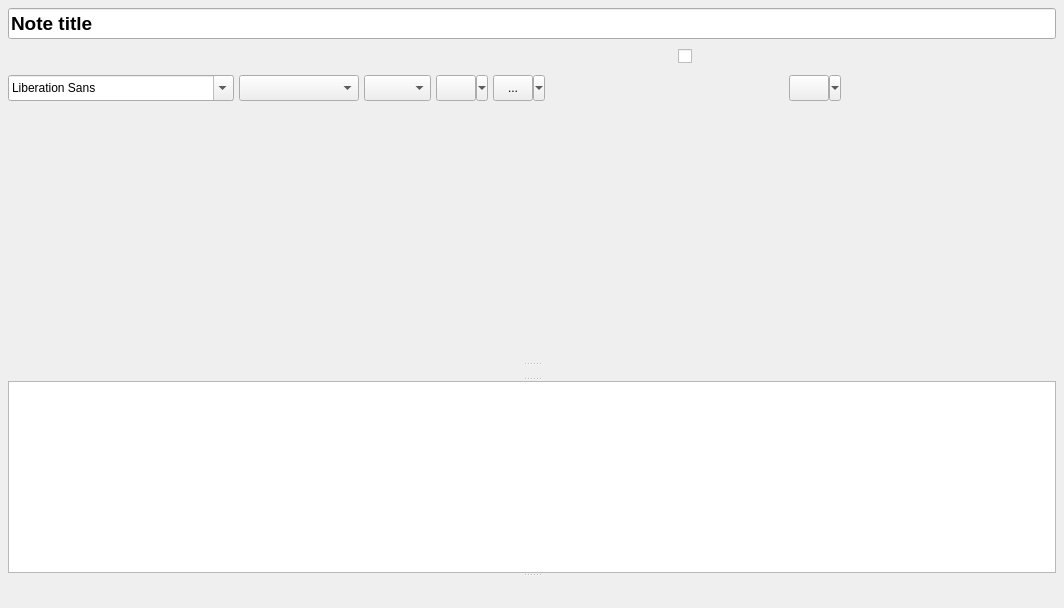
Qt form lib/widget/NoteEditorWidget.ui (d1vanov/quentier) before a commit.
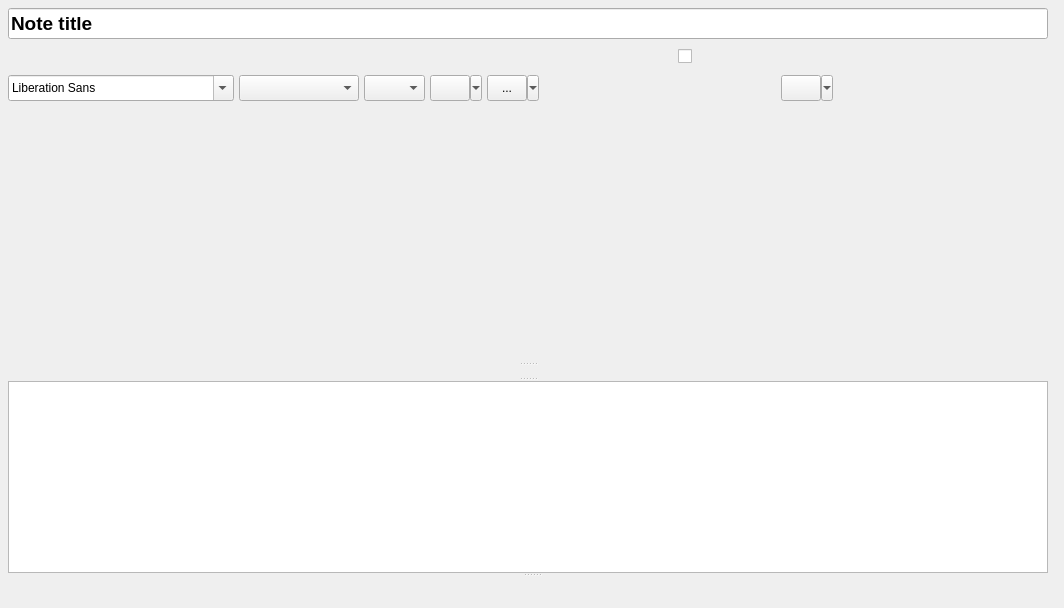
The same form after that commit. Icons and pictures are not drawn. Custom widgets are drawn as their Qt base class.

Commit message: Remove side borders, instead simply add some padding with stylesheets or otherwise

```diff
--- a/lib/widget/NoteEditorWidget.ui
+++ b/lib/widget/NoteEditorWidget.ui
@@ -52,7 +52,7 @@
            <number>0</number>
           </property>
           <property name="rightMargin">
-           <number>2</number>
+           <number>10</number>
           </property>
           <property name="bottomMargin">
            <number>0</number>
@@ -657,7 +657,7 @@
             <item>
              <widget class="QComboBox" name="fontSizeComboBox">
               <property name="sizePolicy">
-               <sizepolicy hsizetype="Fixed" vsizetype="Fixed">
+               <sizepolicy hsizetype="Preferred" vsizetype="Fixed">
                 <horstretch>0</horstretch>
                 <verstretch>0</verstretch>
                </sizepolicy>
@@ -677,6 +677,11 @@
               <property name="toolTip">
                <string>Choose font size</string>
               </property>
+              <property name="styleSheet">
+               <string notr="true">QComboBox {
+padding-left: 5px;
+}</string>
+              </property>
               <property name="editable">
                <bool>false</bool>
               </property>
@@ -1087,7 +1092,7 @@
            <number>0</number>
           </property>
           <property name="rightMargin">
-           <number>2</number>
+           <number>10</number>
           </property>
           <property name="bottomMargin">
            <number>0</number>
```
Left out of the diff: 9 changed lines with no effect on the pictures. The commit also changes 14 other files.
